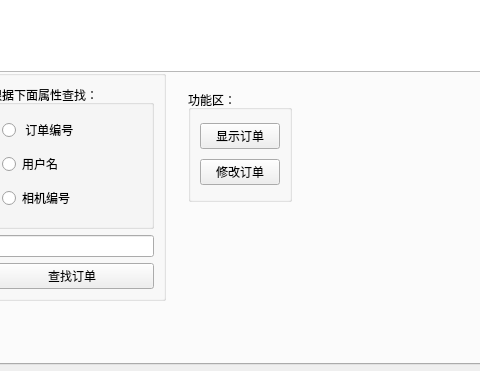
Old version of the form admin_show.ui in the repository Anthony52233/Qt_mysql_sys; both pictures show x 314 to 794 and y 186 to 557 of the 1194 by 557 pixel window.
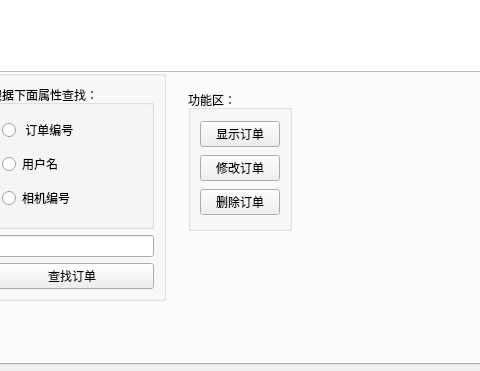
New version of the form. The open tabs and pages were chosen to show the change.

Patch:
```diff
--- a/admin_show.ui
+++ b/admin_show.ui
@@ -500,7 +500,7 @@
        <x>480</x>
        <y>230</y>
        <width>104</width>
-       <height>112</height>
+       <height>141</height>
       </rect>
      </property>
      <property name="title">
@@ -521,6 +521,13 @@
         </property>
        </widget>
       </item>
+      <item>
+       <widget class="QPushButton" name="pushButton_del_indent">
+        <property name="text">
+         <string>删除订单</string>
+        </property>
+       </widget>
+      </item>
      </layout>
     </widget>
     <widget class="QGroupBox" name="groupBox_8">
```
Left out of the diff: 8 changed lines with no effect on the pictures.
